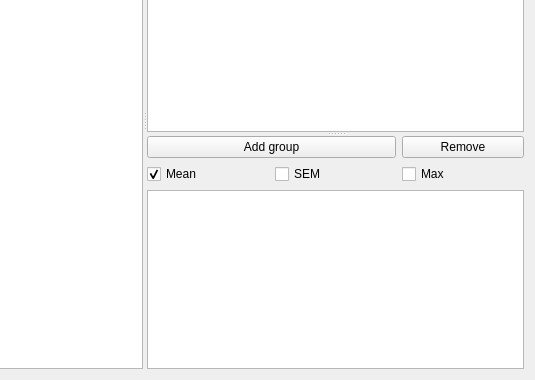
First picture: the form in src/gui/parameterfitplotter.ui, repository CompEphys-team/rtdo, before the edit; both pictures show x 246 to 781 and y 140 to 520 of the 781 by 520 pixel window.
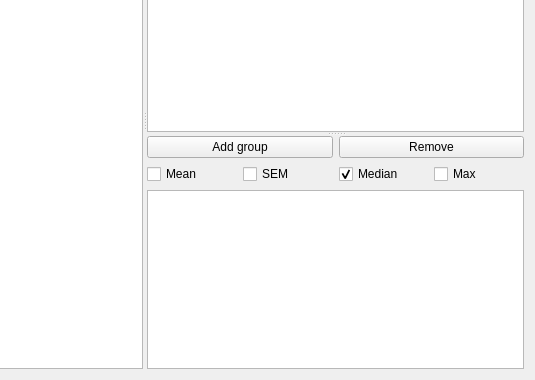
Second picture: the form after the edit.

Commit message: Added median to ParameterFitPlotter

```diff
--- a/src/gui/parameterfitplotter.ui
+++ b/src/gui/parameterfitplotter.ui
@@ -237,14 +237,7 @@
       </widget>
       <widget class="QWidget" name="widget_2" native="true">
        <layout class="QGridLayout" name="gridLayout_2">
-        <item row="0" column="0" colspan="2">
-         <widget class="QPushButton" name="addGroup">
-          <property name="text">
-           <string>Add group</string>
-          </property>
-         </widget>
-        </item>
-        <item row="2" column="0" colspan="3">
+        <item row="2" column="0" colspan="4">
          <widget class="QTableWidget" name="groups">
           <property name="selectionBehavior">
            <enum>QAbstractItemView::SelectRows</enum>
@@ -274,14 +267,7 @@
           <column/>
          </widget>
         </item>
-        <item row="0" column="2">
-         <widget class="QPushButton" name="delGroup">
-          <property name="text">
-           <string>Remove</string>
-          </property>
-         </widget>
-        </item>
-        <item row="1" column="2">
+        <item row="1" column="3">
          <widget class="QCheckBox" name="max">
           <property name="text">
            <string>Max</string>
@@ -293,6 +279,20 @@
           <property name="text">
            <string>Mean</string>
           </property>
+         </widget>
+        </item>
+        <item row="0" column="2" colspan="2">
+         <widget class="QPushButton" name="delGroup">
+          <property name="text">
+           <string>Remove</string>
+          </property>
+         </widget>
+        </item>
+        <item row="1" column="2">
+         <widget class="QCheckBox" name="median">
+          <property name="text">
+           <string>Median</string>
+          </property>
           <property name="checked">
            <bool>true</bool>
           </property>
@@ -305,6 +305,13 @@
           </property>
          </widget>
         </item>
+        <item row="0" column="0" colspan="2">
+         <widget class="QPushButton" name="addGroup">
+          <property name="text">
+           <string>Add group</string>
+          </property>
+         </widget>
+        </item>
        </layout>
       </widget>
      </widget>
```
The commit also changes 2 other files.
